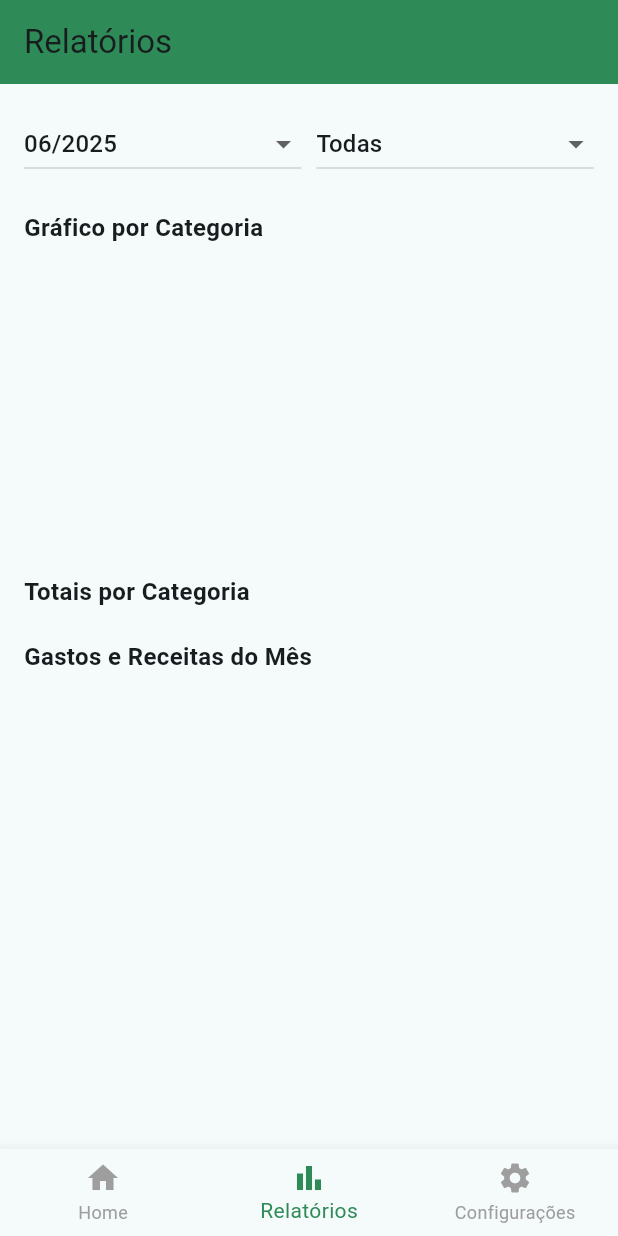
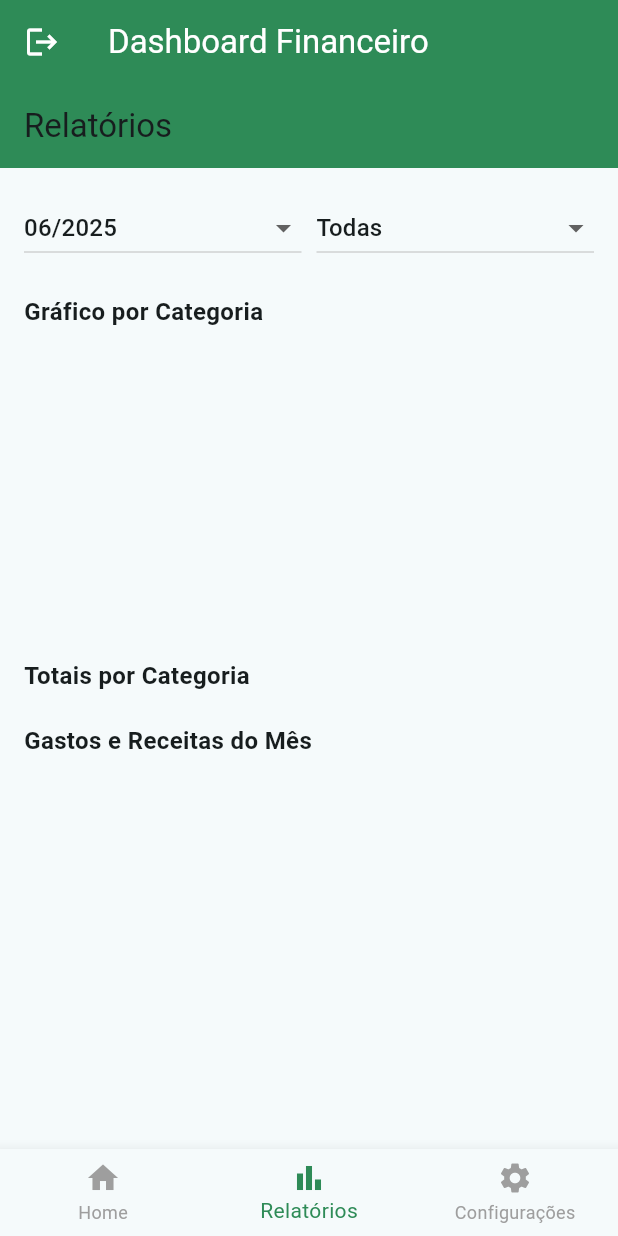
Before and after one commit to Lo-Janota/MyFinances, a Flutter app: the HomeScreen screen opened directly, item 2 of the bottom bar chosen, on a phone screen of 412 x 824 dp. Run offline on Flutter 3.47's test engine with Material 3 defaults, Android fonts, the phone set to English and light mode, and no system bars; drawn by our look-alikes of fl_chart; our stand-ins replace cloud_firestore, device_preview, firebase_auth, firebase_core, flutter_speed_dial, shared_preferences; accounts and stored records are empty.

Commit message:
Melhorias nas telas

```diff
--- a/my_finances/lib/screens/home_screen.dart
+++ b/my_finances/lib/screens/home_screen.dart
@@ -1,11 +1,16 @@
+// home_screen.dart
+
 import 'package:flutter/material.dart';
 import 'package:fl_chart/fl_chart.dart';
+import 'package:my_finances/screens/add_expense_screen.dart';
+import 'package:my_finances/screens/add_goal_screen.dart';
+import 'package:my_finances/screens/add_income_screen.dart';
 import 'package:my_finances/screens/login_screen.dart';
-import 'package:shared_preferences/shared_preferences.dart';
-import 'dart:convert';
-import 'add_expense_screen.dart';
-import 'reports_screen.dart';
-import 'settings_screen.dart';
+import 'package:my_finances/screens/reports_screen.dart';
+import 'package:my_finances/screens/settings_screen.dart';
+import 'package:firebase_auth/firebase_auth.dart';
+import 'package:cloud_firestore/cloud_firestore.dart';
+import 'package:flutter_speed_dial/flutter_speed_dial.dart';
 
 class HomeScreen extends StatefulWidget {
   const HomeScreen({super.key});
@@ -16,55 +21,17 @@ class HomeScreen extends StatefulWidget {
 
 class _HomeScreenState extends State<HomeScreen> {
   int _currentIndex = 0;
-  double totalGasto = 0.0;
-  double limiteOrcamento = 2000.0;
-  List<Map<String, dynamic>> despesas = [];
+  final User? user = FirebaseAuth.instance.currentUser;
 
-  @override
-  void initState() {
-    super.initState();
-    _loadData();
+  void _logout() async {
+    await FirebaseAuth.instance.signOut();
+    if (mounted) {
+      Navigator.pushAndRemoveUntil(
+        context,
+        MaterialPageRoute(builder: (context) => const LoginScreen()),
+        (route) => false,
+      );
     }
-
-  Future<void> _loadData() async {
-    SharedPreferences prefs = await SharedPreferences.getInstance();
-    String? data = prefs.getString('despesas');
-    if (data != null) {
-      setState(() {
-        despesas = List<Map<String, dynamic>>.from(json.decode(data));
-        totalGasto = despesas.fold(0.0, (sum, item) => sum + item['valor']);
-      });
-    }
-  }
-
-  Future<void> _saveData() async {
-    SharedPreferences prefs = await SharedPreferences.getInstance();
-    await prefs.setString('despesas', json.encode(despesas));
-  }
-
-  void _addDespesa(Map<String, dynamic> despesa) {
-    setState(() {
-      despesas.add(despesa);
-      totalGasto += despesa['valor'];
-    });
-    _saveData();
-  }
-
-  void _editDespesa(int index, Map<String, dynamic> newDespesa) {
-    setState(() {
-      totalGasto -= despesas[index]['valor'];
-      despesas[index] = newDespesa;
-      totalGasto += newDespesa['valor'];
-    });
-    _saveData();
-  }
-
-  void _removeDespesa(int index) {
-    setState(() {
-      totalGasto -= despesas[index]['valor'];
-      despesas.removeAt(index);
-    });
-    _saveData();
   }
 
   void _onTabTapped(int index) {
@@ -76,160 +43,216 @@ class _HomeScreenState extends State<HomeScreen> {
   @override
   Widget build(BuildContext context) {
     final List<Widget> screens = [
-      _buildHomeScreen(),
-      ReportsScreen(),
-      SettingsScreen(),
+      _buildHomeScreenContent(),
+      const ReportsScreen(),
+      const SettingsScreen(),
     ];
 
-    return Scaffold(
-      body: screens[_currentIndex],
-      bottomNavigationBar: BottomNavigationBar(
-        currentIndex: _currentIndex,
-        onTap: _onTabTapped,
-        selectedItemColor: Color(0xFF2E8B57),
-        unselectedItemColor: Colors.grey,
-        items: const [
-          BottomNavigationBarItem(icon: Icon(Icons.home), label: 'Home'),
-          BottomNavigationBarItem(
-            icon: Icon(Icons.bar_chart),
-            label: 'Relatórios',
-          ),
-          BottomNavigationBarItem(
-            icon: Icon(Icons.settings),
-            label: 'Configurações',
-          ),
-        ],
-      ),
-    );
-  }
-
-  Widget _buildHomeScreen() {
     return Scaffold(
       appBar: AppBar(
         backgroundColor: const Color(0xFF2E8B57),
         leading: IconButton(
           icon: const Icon(Icons.logout, color: Colors.white),
-          onPressed: () {
-            Navigator.pushAndRemoveUntil(
-              context,
-              MaterialPageRoute(builder: (context) => LoginScreen()),
-              (route) => false,
-            );
-          },
+          onPressed: _logout,
         ),
         title: const Text(
           'Dashboard Financeiro',
           style: TextStyle(color: Colors.white),
         ),
-  actions: [
-    IconButton(
-      icon: const Icon(Icons.attach_money, color: Colors.white),
-      onPressed: () async {
-        final novoLimite = await showDialog<double>(
-          context: context,
-          builder: (context) {
-            final controller = TextEditingController();
-            return AlertDialog(
-              title: const Text('Definir Limite de Orçamento'),
-              content: TextField(
-                controller: controller,
-                keyboardType: TextInputType.number,
-                decoration: const InputDecoration(
-                  hintText: 'Digite o valor do limite',
       ),
+      body: screens[_currentIndex],
+      bottomNavigationBar: BottomNavigationBar(
+        currentIndex: _currentIndex,
+        onTap: _onTabTapped,
+        selectedItemColor: const Color(0xFF2E8B57),
+        unselectedItemColor: Colors.grey,
+        items: const [
+          BottomNavigationBarItem(icon: Icon(Icons.home), label: 'Home'),
+          BottomNavigationBarItem(icon: Icon(Icons.bar_chart), label: 'Relatórios'),
+          BottomNavigationBarItem(icon: Icon(Icons.settings), label: 'Configurações'),
+        ],
       ),
-              actions: [
-                TextButton(
-                  child: const Text('Cancelar'),
-                  onPressed: () => Navigator.pop(context),
+      floatingActionButton: _currentIndex == 0 ? _buildSpeedDial() : null,
+    );
+  }
+
+  // ✅ CONTEÚDO DA HOME TOTALMENTE REATIVO COM STREAMBUILDERS
+  Widget _buildHomeScreenContent() {
+  if (user == null) return const Center(child: Text("Usuário não logado."));
+
+  return StreamBuilder<QuerySnapshot>(
+    stream: FirebaseFirestore.instance.collection('receitas').where('userId', isEqualTo: user!.uid).snapshots(),
+    builder: (context, receitasSnapshot) {
+      return StreamBuilder<QuerySnapshot>(
+        stream: FirebaseFirestore.instance.collection('despesas').where('userId', isEqualTo: user!.uid).snapshots(),
+        builder: (context, despesasSnapshot) {
+          return StreamBuilder<QuerySnapshot>(
+            stream: FirebaseFirestore.instance.collection('metas').where('userId', isEqualTo: user!.uid).snapshots(),
+            builder: (context, metasSnapshot) {
+
+              // ✅ VERIFICAÇÃO DE ERRO ADICIONADA
+              if (receitasSnapshot.hasError || despesasSnapshot.hasError || metasSnapshot.hasError) {
+                // Pega a primeira mensagem de erro que encontrar
+                final error = receitasSnapshot.error ?? despesasSnapshot.error ?? metasSnapshot.error;
+                return Center(child: Text("Ocorreu um erro: $error"));
+              }
+
+              // Estado de Carregamento
+              if (!receitasSnapshot.hasData || !despesasSnapshot.hasData || !metasSnapshot.hasData) {
+                return const Center(child: CircularProgressIndicator());
+              }
+
+              // ... o resto do código continua igual
+
+              final double totalReceitas = receitasSnapshot.data!.docs.fold(0.0, (sum, doc) => sum + (doc['valor'] ?? 0.0));
+              final double totalDespesas = despesasSnapshot.data!.docs.fold(0.0, (sum, doc) => sum + (doc['valor'] ?? 0.0));
+
+              final despesasDocs = despesasSnapshot.data!.docs;
+              final metasDocs = metasSnapshot.data!.docs;
+
+                return Padding(
+                  padding: const EdgeInsets.all(16.0),
+                  child: Column(
+                    crossAxisAlignment: CrossAxisAlignment.stretch,
+                    children: [
+                      _buildBudgetIndicator(totalDespesas, totalReceitas),
+                      const SizedBox(height: 16),
+                      // ✅ EXIBE O INDICADOR DE META AQUI (PROBLEMA 1 RESOLVIDO)
+                      _buildGoalProgressIndicator(metasDocs),
+                      const SizedBox(height: 16),
+                      _buildChart(despesasDocs),
+                      const SizedBox(height: 16),
+                      const Text("Histórico de Despesas", style: TextStyle(fontSize: 18, fontWeight: FontWeight.bold)),
+                      Expanded(child: _buildTransactionHistory(despesasDocs)),
+                    ],
                   ),
-                ElevatedButton(
-                  child: const Text('Salvar'),
-                  onPressed: () {
-                    final valor = double.tryParse(controller.text);
-                    Navigator.pop(context, valor);
-                  },
-                ),
-              ],
                 );
               },
             );
+          },
+        );
+      },
+    );
+  }
 
-        if (novoLimite != null) {
-          setState(() => limiteOrcamento = novoLimite);
+  // ✅ NOVO WIDGET PARA EXIBIR O PROGRESSO DA META
+  Widget _buildGoalProgressIndicator(List<QueryDocumentSnapshot> metas) {
+    if (metas.isEmpty) {
+      // Se não houver metas, não mostra nada
+      return const SizedBox.shrink();
     }
-      },
+
+    // Pega a meta mais recente
+    final meta = metas.first.data() as Map<String, dynamic>;
+    final titulo = meta['titulo'] ?? 'Minha Meta';
+    final valorAtual = (meta['valorAtual'] ?? 0.0).toDouble();
+    final valorAlvo = (meta['valorAlvo'] ?? 0.0).toDouble();
+    double percentage = valorAlvo == 0 ? 1 : valorAtual / valorAlvo;
+    if (percentage > 1) percentage = 1;
+
+    return Card(
+      elevation: 2,
+      child: Padding(
+        padding: const EdgeInsets.all(12.0),
+        child: Column(
+          crossAxisAlignment: CrossAxisAlignment.start,
+          children: [
+            Text(
+              "Meta: $titulo",
+              style: const TextStyle(fontSize: 16, fontWeight: FontWeight.bold, color: Color(0xFF4682B4)),
             ),
+            const SizedBox(height: 8),
+            LinearProgressIndicator(
+              value: percentage,
+              minHeight: 10,
+              backgroundColor: Colors.grey[300],
+              color: const Color(0xFF4682B4),
+            ),
+            const SizedBox(height: 4),
+            Row(
+              mainAxisAlignment: MainAxisAlignment.spaceBetween,
+              children: [
+                Text('R\$ ${valorAtual.toStringAsFixed(2)}', style: const TextStyle(fontWeight: FontWeight.bold)),
+                Text('Alvo: R\$ ${valorAlvo.toStringAsFixed(2)}'),
+              ],
+            )
           ],
         ),
-
-
-      body: Padding(
-        padding: const EdgeInsets.all(16.0),
-        child: Column(
-          children: [
-            _buildBudgetIndicator(),
-            const SizedBox(height: 20),
-            _buildChart(),
-            const SizedBox(height: 20),
-            Expanded(child: _buildTransactionHistory()),
-          ],
-        ),
-      ),
-      floatingActionButton: FloatingActionButton(
-        onPressed: () async {
-          final newExpense = await Navigator.push(
-            context,
-            MaterialPageRoute(builder: (context) => AddExpenseScreen()),
-          );
-
-          if (newExpense != null) {
-            _addDespesa(newExpense);
-          }
-        },
-        tooltip: 'Adicionar Despesa',
-        child: const Icon(Icons.add),
       ),
     );
   }
 
-  Widget _buildBudgetIndicator() {
+  Widget _buildSpeedDial() {
+    // (O código do SpeedDial continua o mesmo)
+    return SpeedDial(
+      icon: Icons.add,
+      activeIcon: Icons.close,
+      backgroundColor: const Color(0xFF2E8B57),
+      foregroundColor: Colors.white,
+      children: [
+        SpeedDialChild(
+          child: const Icon(Icons.money_off),
+          label: 'Nova Despesa',
+          onTap: () => Navigator.push(context, MaterialPageRoute(builder: (_) => const AddExpenseScreen())),
+        ),
+        SpeedDialChild(
+          child: const Icon(Icons.attach_money),
+          label: 'Nova Receita',
+          onTap: () => Navigator.push(context, MaterialPageRoute(builder: (_) => const AddIncomeScreen())),
+        ),
+        SpeedDialChild(
+          child: const Icon(Icons.flag),
+          label: 'Nova Meta',
+          onTap: () => Navigator.push(context, MaterialPageRoute(builder: (_) => const AddGoalScreen())),
+        ),
+      ],
+    );
+  }
+
+  // ✅ WIDGETS DE UI ADAPTADOS - AGORA RECEBEM OS DADOS DOS STREAMS
+
+  // (O restante dos widgets: _buildBudgetIndicator, _buildChart, _buildTransactionHistory, permanecem os mesmos da versão anterior)
+  Widget _buildBudgetIndicator(double totalGasto, double limiteOrcamento) {
     double percentage = limiteOrcamento == 0 ? 0 : totalGasto / limiteOrcamento;
+    if (percentage > 1) percentage = 1;
+
     return Column(
       crossAxisAlignment: CrossAxisAlignment.start,
       children: [
         Text(
-          'Orçamento: R\$${limiteOrcamento.toStringAsFixed(2)}',
+          'Balanço Mensal (Receitas): R\$${limiteOrcamento.toStringAsFixed(2)}',
           style: const TextStyle(fontSize: 16, fontWeight: FontWeight.bold),
         ),
+        const SizedBox(height: 8),
         LinearProgressIndicator(
           value: percentage,
           backgroundColor: Colors.grey[300],
           color: percentage > 0.8 ? Colors.red : Colors.green,
-          minHeight: 8,
+          minHeight: 10,
         ),
-        Text('Gastos até agora: R\$${totalGasto.toStringAsFixed(2)}'),
+        const SizedBox(height: 4),
+        Text('Total de Despesas: R\$${totalGasto.toStringAsFixed(2)}'),
       ],
     );
   }
 
-  Widget _buildChart() {
+  Widget _buildChart(List<QueryDocumentSnapshot> despesas) {
     Map<String, double> categorias = {};
     for (var despesa in despesas) {
-    categorias[despesa['categoria']] = (categorias[despesa['categoria']] ?? 0) + despesa['valor'];
+      final data = despesa.data() as Map<String, dynamic>;
+      final categoria = data['categoria'] as String? ?? 'Outros';
+      final valor = (data['valor'] as num?)?.toDouble() ?? 0.0;
+      categorias[categoria] = (categorias[categoria] ?? 0) + valor;
     }
 
+    if (categorias.isEmpty) {
+      return const SizedBox(height: 200, child: Center(child: Text("Adicione despesas para ver o gráfico.")));
+    }
+
+    final double totalDespesas = categorias.values.fold(0.0, (a,b) => a+b);
+
     final List<Color> cores = [
-    Colors.blue,
-    Colors.orange,
-    Colors.green,
-    Colors.purple,
-    Colors.red,
-    Colors.teal,
-    Colors.amber,
-    Colors.brown,
-    Colors.cyan,
-    Colors.indigo,
+      Colors.blue, Colors.orange, Colors.green, Colors.purple, Colors.red, Colors.teal,
     ];
 
     int index = 0;
@@ -239,8 +262,8 @@ class _HomeScreenState extends State<HomeScreen> {
       return PieChartSectionData(
         value: entry.value,
         color: color,
-      title: entry.key,
-      radius: 50,
+        title: '${(entry.value / totalDespesas * 100).toStringAsFixed(0)}%',
+        radius: 60,
         titleStyle: const TextStyle(fontSize: 14, fontWeight: FontWeight.bold, color: Colors.white),
       );
     }).toList();
@@ -248,42 +271,46 @@ class _HomeScreenState extends State<HomeScreen> {
     return SizedBox(
       height: 200,
       child: PieChart(
-      PieChartData(sections: sections),
+        PieChartData(
+          sections: sections,
+          centerSpaceRadius: 40,
+          sectionsSpace: 2,
+        ),
       ),
     );
   }
 
-
-  Widget _buildTransactionHistory() {
+  Widget _buildTransactionHistory(List<QueryDocumentSnapshot> despesas) {
     return ListView.builder(
       itemCount: despesas.length,
       itemBuilder: (context, index) {
-        var item = despesas[index];
+        final doc = despesas[index];
+        final item = doc.data() as Map<String, dynamic>;
+
         return Card(
           child: ListTile(
-            title: Text(item['nome']),
-            subtitle: Text('${item['categoria']} - ${item['data']}'),
+            title: Text(item['nome'] ?? 'Sem nome'),
+            subtitle: Text('${item['categoria'] ?? 'Sem Categoria'} - ${item['data'] ?? 'Sem data'}'),
             trailing: Row(
               mainAxisSize: MainAxisSize.min,
               children: [
-                Text('R\$${item['valor'].toStringAsFixed(2)}'),
+                Text('R\$${(item['valor'] ?? 0.0).toStringAsFixed(2)}', style: const TextStyle(fontWeight: FontWeight.bold)),
                 IconButton(
-                  icon: const Icon(Icons.edit, size: 20),
-                  onPressed: () async {
-                    final edited = await Navigator.push(
+                  icon: const Icon(Icons.edit, size: 20, color: Colors.blueGrey),
+                  onPressed: () {
+                    Navigator.push(
                       context,
                       MaterialPageRoute(
-                        builder:
-                            (context) =>
-                                AddExpenseScreen(existingExpense: item),
+                        builder: (_) => AddExpenseScreen(existingExpense: item, docId: doc.id),
                       ),
                     );
-                    if (edited != null) _editDespesa(index, edited);
                   },
                 ),
                 IconButton(
-                  icon: const Icon(Icons.delete, size: 20),
-                  onPressed: () => _removeDespesa(index),
+                  icon: const Icon(Icons.delete, size: 20, color: Colors.redAccent),
+                  onPressed: () async {
+                    await FirebaseFirestore.instance.collection('despesas').doc(doc.id).delete();
+                  },
                 ),
               ],
             ),
--- a/my_finances/lib/screens/settings_screen.dart
+++ b/my_finances/lib/screens/settings_screen.dart
@@ -128,7 +128,7 @@ class _SettingsScreenState extends State<SettingsScreen>
             children: [
               Icon(Icons.info, size: 20, color: Color(0xFF2E8B57)),
               SizedBox(width: 5),
-              Text("Versão: 1.0.0", style: TextStyle(fontSize: 16)),
+              Text("Versão: 2.1.0", style: TextStyle(fontSize: 16)),
             ],
           ),
           SizedBox(height: 10),
--- a/my_finances/pubspec.yaml
+++ b/my_finances/pubspec.yaml
@@ -38,6 +38,7 @@ dependencies:
   device_preview: ^1.2.0
   url_launcher: ^6.1.14
   shared_preferences: ^2.0.15
+  flutter_speed_dial: ^7.0.0
 
 dev_dependencies:
   flutter_test:
```
Also changed, not shown: my_finances/lib/screens/add_expense_screen.dart (+69 -7 lines), my_finances/lib/screens/add_goal_screen.dart (added, +132 -0 lines), my_finances/lib/screens/add_income_screen.dart (added, +132 -0 lines), my_finances/pubspec.lock. Lines whose indentation alone changed are shown as unchanged.
